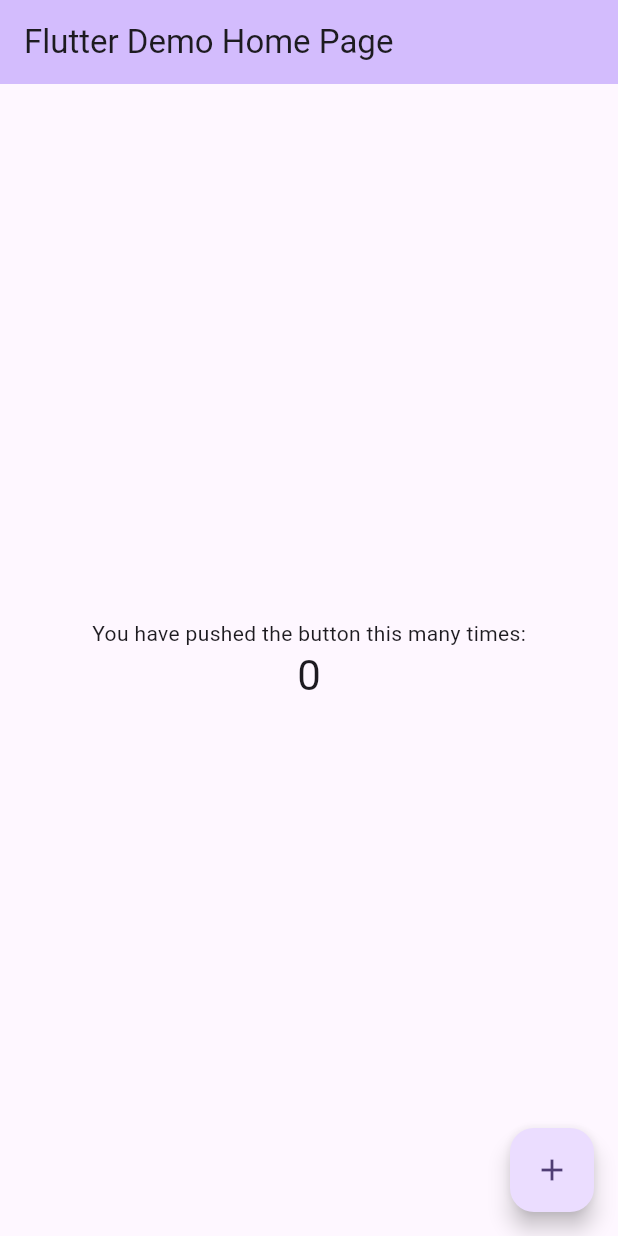
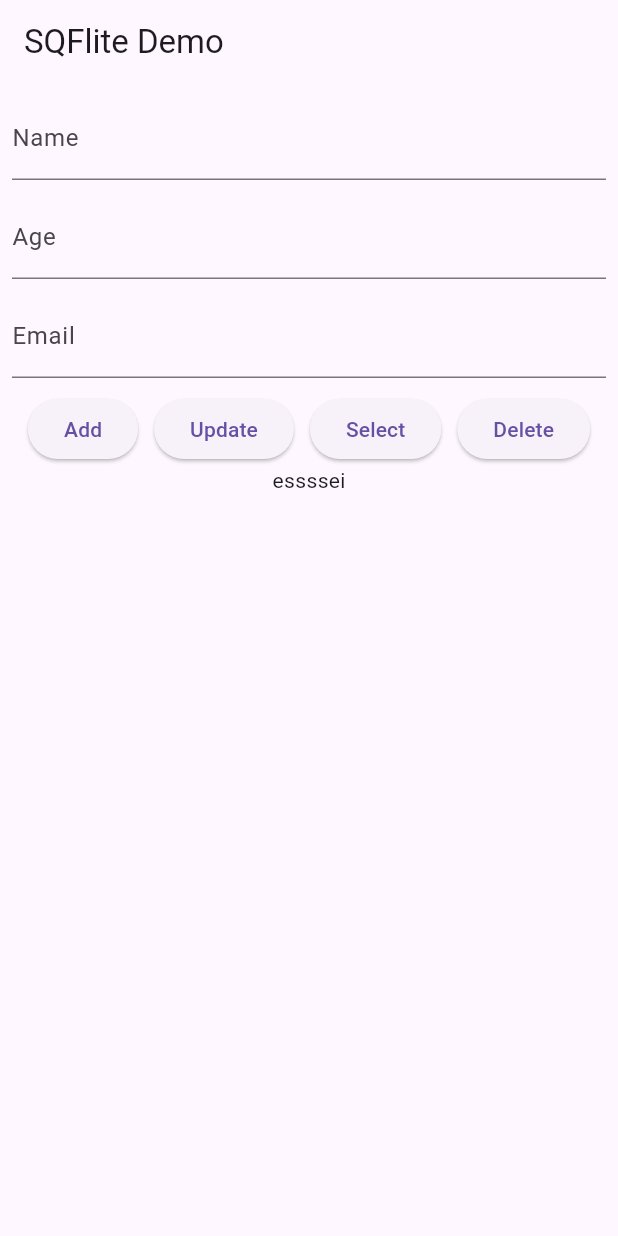
Before and after one commit to KalitorifyOff/localdatabasepoc, a Flutter app: the screen it shows after launch, on a phone screen of 412 x 824 dp. Run offline on Flutter 3.47's test engine with Material 3 defaults, Android fonts, the phone set to English and light mode, and no system bars; our stand-ins replace sqflite; accounts and stored records are empty.

```diff
--- /dev/null
+++ b/lib/database/database.dart
@@ -0,0 +1,58 @@
+import 'package:sqflite/sqflite.dart';
+
+import 'database_fields.dart';
+import 'model.dart';
+
+/// resource:
+/// https://blog.logrocket.com/flutter-sqlite-how-to-persist-data/
+
+class DataBaseHelper {
+  DataBaseHelper._();
+  static final DataBaseHelper _dataBaseHelper = DataBaseHelper._();
+  factory DataBaseHelper(){
+    return _dataBaseHelper;
+  }
+  late Database db;
+
+  Future<void> initDB() async {
+    String dbPath = await getDatabasesPath();
+    db = await openDatabase(
+      "$dbPath/user_demo.db",
+      onCreate: (dataBase, version) async {
+        await dataBase.execute('''
+          CREATE TABLE ${UserFields.tableName} (
+            ${UserFields.id} ${UserFields.idType},
+            ${UserFields.name} ${UserFields.textType},
+            ${UserFields.age} ${UserFields.intType},
+            ${UserFields.email} ${UserFields.textType}
+          )
+        ''');
+      },
+      version: 1,
+    );
+  }
+
+  // create
+  Future<int> insertUser(User user) async {
+    int result = await db.insert(UserFields.tableName, user.toMap());
+    return result;
+  }
+
+  // update
+  Future<int> updateUser(User user) async {
+    int result = await db.update(UserFields.tableName, user.toMap(), where: "id = ?", whereArgs: [user.id]);
+    return result;
+  }
+
+  // read
+  Future<List<User>> retrieveUsers() async {
+    final List<Map<String, dynamic>> queryResult = await db.query(UserFields.tableName);
+    return queryResult.map((e) => User.fromMap(e)).toList();
+  }
+
+  // delete
+  Future<void> deleteUser(int id) async {
+    await db.delete(UserFields.tableName, where: "id = ?", whereArgs: [id]);
+  }
+
+}
--- /dev/null
+++ b/lib/database/database_fields.dart
@@ -0,0 +1,12 @@
+class UserFields {
+  static const String tableName = "users";
+
+  static const String idType = "INTEGER PRIMARY KEY AUTOINCREMENT";
+  static const String intType = "INTEGER NOT NULL";
+  static const String textType = "TEXT NOT NULL";
+
+  static const String id = 'id';
+  static const String name = 'name';
+  static const String age = 'age';
+  static const String email = 'email';
+}
--- /dev/null
+++ b/lib/database/model.dart
@@ -0,0 +1,18 @@
+class User {
+  int? id;
+  String? name;
+  int? age;
+  String? email;
+
+  User({this.id, required this.name, required this.age, required this.email});
+
+  User.fromMap(Map<String, dynamic> res) :
+    id = res["id"],
+    name = res["name"],
+    age = res["age"],
+    email = res["email"];
+
+  Map<String, dynamic> toMap() {
+    return {'id': id, 'name': name, 'age': age, 'email': email};
+  }
+}
--- a/lib/main.dart
+++ b/lib/main.dart
@@ -1,4 +1,5 @@
 import 'package:flutter/material.dart';
+import 'package:localdatabasepoc/presentation/screens/home.dart';
 
 void main() {
   runApp(const MyApp());
@@ -7,119 +8,10 @@ void main() {
 class MyApp extends StatelessWidget {
   const MyApp({super.key});
 
-  // This widget is the root of your application.
   @override
   Widget build(BuildContext context) {
-    return MaterialApp(
-      title: 'Flutter Demo',
-      theme: ThemeData(
-        // This is the theme of your application.
-        //
-        // TRY THIS: Try running your application with "flutter run". You'll see
-        // the application has a purple toolbar. Then, without quitting the app,
-        // try changing the seedColor in the colorScheme below to Colors.green
-        // and then invoke "hot reload" (save your changes or press the "hot
-        // reload" button in a Flutter-supported IDE, or press "r" if you used
-        // the command line to start the app).
-        //
-        // Notice that the counter didn't reset back to zero; the application
-        // state is not lost during the reload. To reset the state, use hot
-        // restart instead.
-        //
-        // This works for code too, not just values: Most code changes can be
-        // tested with just a hot reload.
-        colorScheme: ColorScheme.fromSeed(seedColor: Colors.deepPurple),
-        useMaterial3: true,
-      ),
-      home: const MyHomePage(title: 'Flutter Demo Home Page'),
+    return const MaterialApp(
+      home: Home(),
     );
   }
 }
-
-class MyHomePage extends StatefulWidget {
-  const MyHomePage({super.key, required this.title});
-
-  // This widget is the home page of your application. It is stateful, meaning
-  // that it has a State object (defined below) that contains fields that affect
-  // how it looks.
-
-  // This class is the configuration for the state. It holds the values (in this
-  // case the title) provided by the parent (in this case the App widget) and
-  // used by the build method of the State. Fields in a Widget subclass are
-  // always marked "final".
-
-  final String title;
-
-  @override
-  State<MyHomePage> createState() => _MyHomePageState();
-}
-
-class _MyHomePageState extends State<MyHomePage> {
-  int _counter = 0;
-
-  void _incrementCounter() {
-    setState(() {
-      // This call to setState tells the Flutter framework that something has
-      // changed in this State, which causes it to rerun the build method below
-      // so that the display can reflect the updated values. If we changed
-      // _counter without calling setState(), then the build method would not be
-      // called again, and so nothing would appear to happen.
-      _counter++;
-    });
-  }
-
-  @override
-  Widget build(BuildContext context) {
-    // This method is rerun every time setState is called, for instance as done
-    // by the _incrementCounter method above.
-    //
-    // The Flutter framework has been optimized to make rerunning build methods
-    // fast, so that you can just rebuild anything that needs updating rather
-    // than having to individually change instances of widgets.
-    return Scaffold(
-      appBar: AppBar(
-        // TRY THIS: Try changing the color here to a specific color (to
-        // Colors.amber, perhaps?) and trigger a hot reload to see the AppBar
-        // change color while the other colors stay the same.
-        backgroundColor: Theme.of(context).colorScheme.inversePrimary,
-        // Here we take the value from the MyHomePage object that was created by
-        // the App.build method, and use it to set our appbar title.
-        title: Text(widget.title),
-      ),
-      body: Center(
-        // Center is a layout widget. It takes a single child and positions it
-        // in the middle of the parent.
-        child: Column(
-          // Column is also a layout widget. It takes a list of children and
-          // arranges them vertically. By default, it sizes itself to fit its
-          // children horizontally, and tries to be as tall as its parent.
-          //
-          // Column has various properties to control how it sizes itself and
-          // how it positions its children. Here we use mainAxisAlignment to
-          // center the children vertically; the main axis here is the vertical
-          // axis because Columns are vertical (the cross axis would be
-          // horizontal).
-          //
-          // TRY THIS: Invoke "debug painting" (choose the "Toggle Debug Paint"
-          // action in the IDE, or press "p" in the console), to see the
-          // wireframe for each widget.
-          mainAxisAlignment: MainAxisAlignment.center,
-          children: <Widget>[
-            const Text(
-              'You have pushed the button this many times:',
-            ),
-            Text(
-              '$_counter',
-              style: Theme.of(context).textTheme.headlineMedium,
-            ),
-          ],
-        ),
-      ),
-      floatingActionButton: FloatingActionButton(
-        onPressed: _incrementCounter,
-        tooltip: 'Increment',
-        child: const Icon(Icons.add),
-      ), // This trailing comma makes auto-formatting nicer for build methods.
-    );
-  }
-}
--- /dev/null
+++ b/lib/presentation/screens/home.dart
@@ -0,0 +1,175 @@
+import 'package:flutter/material.dart';
+import 'package:localdatabasepoc/database/model.dart';
+
+import '../../database/database.dart';
+
+class Home extends StatefulWidget {
+  const Home({super.key});
+
+  @override
+  State<Home> createState() => _HomeState();
+}
+
+class _HomeState extends State<Home> {
+  late final DataBaseHelper _dataBaseHelper = DataBaseHelper();
+  late User _user;
+  final nameController = TextEditingController();
+  final ageController = TextEditingController();
+  final emailController = TextEditingController();
+
+  @override
+  void initState() {
+    super.initState();
+    _dataBaseHelper.initDB().whenComplete(() async {
+      setState(() {});
+    });
+  }
+
+  Future<void> addUser() async {
+    String name = nameController.text;
+    String age = ageController.text;
+    String email = emailController.text;
+    _user = User(name: name, age: int.parse(age), email: email);
+
+    try{
+      await _dataBaseHelper.insertUser(_user);
+    } catch(e){
+      print(e);
+    }
+  }
+
+  void populateFields(User user) {
+    _user = user;
+    nameController.text = _user.name!;
+    ageController.text = _user.age.toString();
+    emailController.text = _user.email!;
+  }
+
+  void selectUser(){
+
+  }
+
+  @override
+  Widget build(BuildContext context) {
+    return Scaffold(
+      appBar: AppBar(
+        title: const Text("SQFlite Demo"),
+      ),
+      body: Center(
+        child: Padding(
+          padding: const EdgeInsets.all(8.0),
+          child: Column(
+            children: [
+              Form(
+                child: Column(
+                  children: [
+                    Padding(
+                      padding: const EdgeInsets.only(bottom: 10),
+                      child: TextFormField(
+                        controller: nameController,
+                        decoration: const InputDecoration(
+                          hintText: "Enter your name",
+                          labelText: "Name"
+                        ),
+                      ),
+                    ),
+                    Padding(
+                      padding: const EdgeInsets.only(bottom: 10),
+                      child: TextFormField(
+                        controller: ageController,
+                        keyboardType: TextInputType.number,
+                        decoration: const InputDecoration(
+                          hintText: "Enter your age",
+                          labelText: "Age"
+                        ),
+                      ),
+                    ),
+                    Padding(
+                      padding: const EdgeInsets.only(bottom: 10),
+                      child: TextFormField(
+                        controller: emailController,
+                        keyboardType: TextInputType.emailAddress,
+                        decoration: const InputDecoration(
+                          hintText: "Enter your email",
+                          labelText: "Email"
+                        ),
+                      ),
+                    ),
+                    Row(
+                      mainAxisAlignment: MainAxisAlignment.spaceEvenly,
+                      children: [
+                        ElevatedButton(onPressed: addUser, child: const Text("Add")),
+                        ElevatedButton(onPressed: (){}, child: const Text("Update")),
+                        ElevatedButton(onPressed: selectUser, child: const Text("Select")),
+                        ElevatedButton(onPressed: (){}, child: const Text("Delete")),
+                      ],
+                    )
+                  ],
+                ),
+              ),
+              // userWidget(),
+              userWidget1()
+            ],
+          ),
+        ),
+      ),
+    );
+  }
+
+  Widget userWidget1() {
+    return FutureBuilder(
+      future: Future.delayed(const Duration(seconds: 21)),
+      builder: (context, snapshot){
+        return Center(child: Text("essssei"),);
+      },
+    );
+  }
+
+  Widget userWidget(){
+    return FutureBuilder(
+      future: _dataBaseHelper.retrieveUsers(),
+      builder: (BuildContext context, AsyncSnapshot<List<User>> snapshot){
+        if(snapshot.hasData){
+          return ListView.builder(
+            itemCount: snapshot.data?.length,
+            itemBuilder: (context, index){
+              return Dismissible(
+                direction: DismissDirection.endToStart,
+                background: Container(
+                  color: Colors.red,
+                  alignment: Alignment.centerRight,
+                  padding: const EdgeInsets.symmetric(horizontal: 10.0),
+                  child: const Icon(Icons.delete_forever),
+                ),
+                onDismissed: (DismissDirection direction) async {
+                  await _dataBaseHelper.deleteUser(snapshot.data![index].id!);
+                },
+                key: UniqueKey(),
+                child: GestureDetector(
+                  behavior: HitTestBehavior.opaque,
+                  onTap: () => populateFields(snapshot.data![index]),
+                  child: Column(
+                    children: [
+                      Row(
+                        children: [
+                          Text(
+                            snapshot.data![index].name!
+                          ),
+                          Text(snapshot.data![index].email!)
+                        ],
+                      )
+                    ],
+                  ),
+                ),
+              );
+            },
+          );
+        } else {
+          return const Center(
+            child: CircularProgressIndicator(),
+          );
+        }
+      },
+    );
+  }
+}
--- a/pubspec.yaml
+++ b/pubspec.yaml
@@ -35,6 +35,8 @@ dependencies:
   # The following adds the Cupertino Icons font to your application.
   # Use with the CupertinoIcons class for iOS style icons.
   cupertino_icons: ^1.0.6
+  sqflite: ^2.3.3+1
+  path_provider: ^2.1.4
 
 dev_dependencies:
   flutter_test:
```
Also changed, not shown: pubspec.lock.
